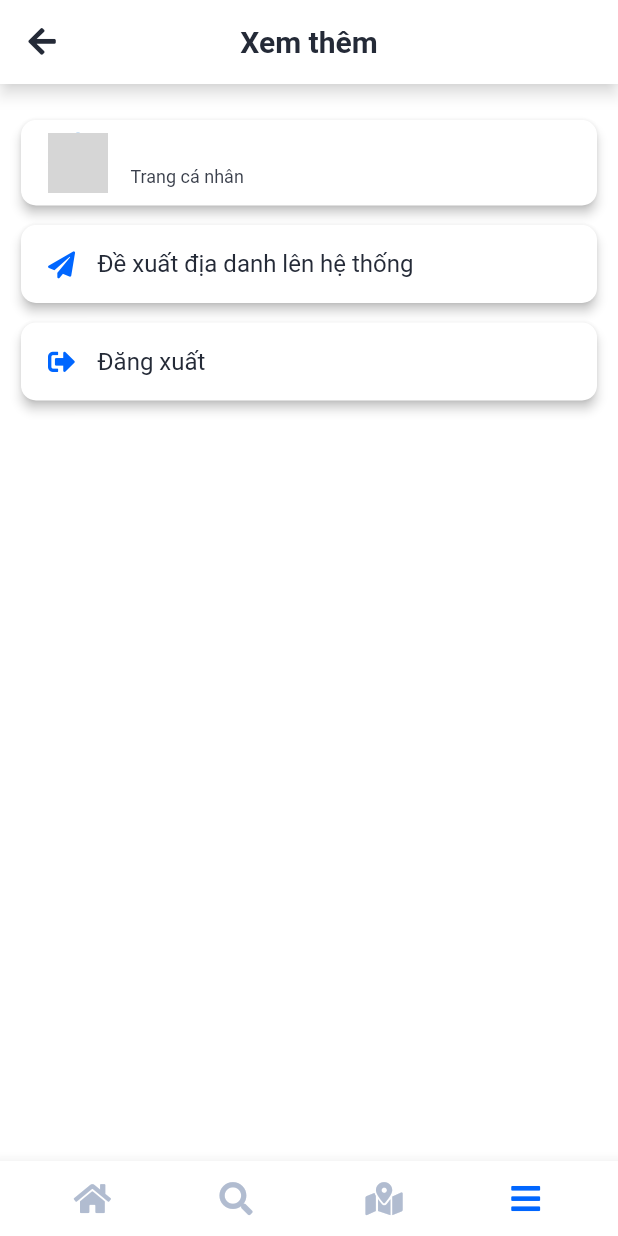
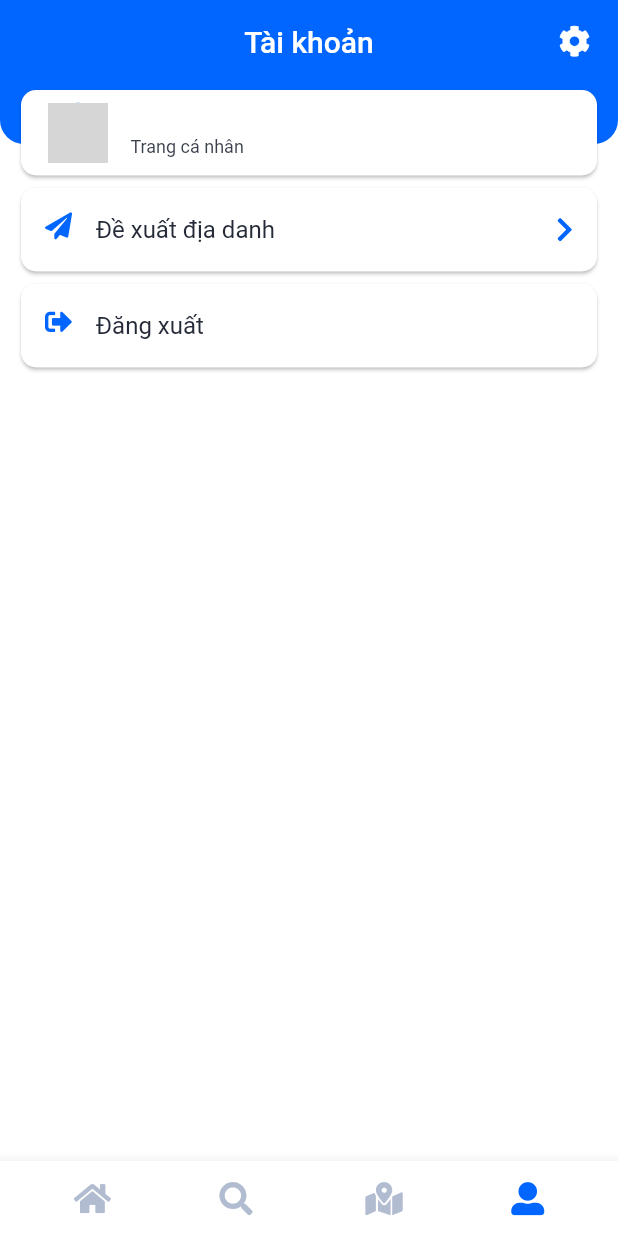
Before and after one commit to TripleT511/Travel_App, a Flutter app: the MyApp screen opened directly, item 4 of the bottom bar chosen, after a tap on "Đăng xuất", on a phone screen of 412 x 824 dp. Run offline on Flutter 3.47's test engine with Material 2 defaults, Android fonts, the phone set to English and light mode, and no system bars; our stand-ins replace carousel_slider, flutter_secure_storage, flutter_spinkit, font_awesome_flutter, image_picker, shared_preferences and 1 more; accounts and stored records are empty; network calls fail; grey boxes are pictures that could not be loaded.

Commit message:
Update UI

```diff
--- a/lib/chitiet_nhu_cau.dart
+++ b/lib/chitiet_nhu_cau.dart
@@ -219,7 +219,7 @@ class ChiTietNhuCauState extends State<ChiTietNhuCau> {
               child: Container(
                 margin: const EdgeInsets.only(left: 5),
                 width: 95,
-                child: Image.asset("images/logo-ver3.png"),
+                child: Image.asset("images/logo_02.png"),
               ),
             ),
             TextButton(
--- a/lib/create_post.dart
+++ b/lib/create_post.dart
@@ -62,7 +62,7 @@ class CreatePostState extends State<CreatePost> {
     var request = http.MultipartRequest("POST", uri);
     request.headers.addAll(headers);
     request.fields["idDiaDanh"] = diadanh.id.toString();
-    request.fields["idUser"] = idUser.toString();
+    request.fields["idUser"] = user.id.toString();
     request.fields["noiDung"] = txtNoiDung.text;
 
     var multiport =
@@ -70,7 +70,6 @@ class CreatePostState extends State<CreatePost> {
 
     request.files.add(multiport);
     var response = await request.send();
-
     if (response.statusCode == 200) {
       print("Upload success");
       Navigator.push(
--- a/lib/home_tab.dart
+++ b/lib/home_tab.dart
@@ -54,7 +54,6 @@ class HomePageState extends State<HomePage> {
     like = false;
   }
 
-  String nameUser = '';
   int idUser = 0;
   _loadUser() async {
     UserObject user = await UserProvider.getUser();
@@ -62,7 +61,6 @@ class HomePageState extends State<HomePage> {
     pres.setInt('id', user.id);
     pres.setString('hinhAnh', user.hinhAnh);
     setState(() {});
-    nameUser = 'Chào, ' + user.hoTen + '! 👋';
   }
 
   @override
@@ -104,7 +102,7 @@ class HomePageState extends State<HomePage> {
           itemCount: lstNC.length,
           scrollDirection: Axis.horizontal,
           itemBuilder: (context, index) => SizedBox(
-            width: 160,
+            width: 140,
             height: 40,
             child: GestureDetector(
               onTap: () {
@@ -117,28 +115,21 @@ class HomePageState extends State<HomePage> {
               },
               child: Container(
                 margin: const EdgeInsets.only(left: 10),
-                child: Card(
-                  elevation: 3.0,
-                  shape: BeveledRectangleBorder(
-                    borderRadius: BorderRadius.circular(7.0),
-                  ),
-                  color: Colors.white,
                 child: Container(
                   alignment: Alignment.center,
                   decoration: BoxDecoration(
-                      color: const Color(0X4D0066FF),
-                      borderRadius: BorderRadius.circular(10),
+                    color: const Color(0X33B1BCD0),
+                    borderRadius: BorderRadius.circular(25),
                   ),
                   padding: const EdgeInsets.only(
                       left: 22, top: 7, right: 22, bottom: 7),
                   child: Text(
                     lstNC[index].tenNhuCau,
                     style: const TextStyle(
-                        color: Color(0XE6242A37),
+                      color: Color(0XFFFF2D55),
                       fontFamily: 'Roboto',
-                        fontWeight: FontWeight.w700,
+                      fontWeight: FontWeight.w500,
                       fontSize: 16,
-                      ),
                     ),
                   ),
                 ),
@@ -164,10 +155,9 @@ class HomePageState extends State<HomePage> {
               onTap: () {
                 Navigator.pop(context);
               },
-              child: SizedBox(
-                height: 215,
-                child: Card(
-                  elevation: 3.0,
+              child: Stack(children: [
+                Card(
+                  elevation: 1.0,
                   color: Colors.white,
                   shape: const RoundedRectangleBorder(
                     borderRadius: BorderRadiusDirectional.only(
@@ -284,7 +274,7 @@ class HomePageState extends State<HomePage> {
                     ],
                   ),
                 ),
-              ),
+              ]),
             ),
           ),
         ),
@@ -309,7 +299,7 @@ class HomePageState extends State<HomePage> {
               child: SizedBox(
                 height: 215,
                 child: Card(
-                  elevation: 3.0,
+                  elevation: 1.0,
                   color: Colors.white,
                   shape: const RoundedRectangleBorder(
                     borderRadius: BorderRadiusDirectional.only(
@@ -454,7 +444,7 @@ class HomePageState extends State<HomePage> {
                 alignment: Alignment.center,
                 children: [
                   Card(
-                    elevation: 3.0,
+                    elevation: 1.0,
                     shape: const RoundedRectangleBorder(
                       borderRadius: BorderRadiusDirectional.all(
                         Radius.circular(16),
@@ -467,6 +457,23 @@ class HomePageState extends State<HomePage> {
                       width: double.maxFinite,
                       height: 210,
                       fit: BoxFit.cover,
+                    ),
+                  ),
+                  Positioned(
+                    top: 120,
+                    child: Container(
+                      width: 254,
+                      height: 90,
+                      decoration: const BoxDecoration(
+                          borderRadius: BorderRadiusDirectional.only(
+                              bottomEnd: Radius.circular(16),
+                              bottomStart: Radius.circular(16)),
+                          color: Color(0XFFFFFFFF),
+                          gradient: LinearGradient(
+                              colors: [Color(0X0D5E9EFF), Color(0XB30066FF)],
+                              begin: Alignment.topCenter,
+                              end: Alignment.bottomCenter,
+                              tileMode: TileMode.clamp)),
                     ),
                   ),
                   Positioned(
@@ -483,7 +490,7 @@ class HomePageState extends State<HomePage> {
                         child: FaIcon(
                           FontAwesomeIcons.solidBookmark,
                           color: Color(0XFF0066FF),
-                          size: 14,
+                          size: 13,
                         ),
                       ),
                     ),
@@ -503,6 +510,13 @@ class HomePageState extends State<HomePage> {
                               fontFamily: 'Roboto',
                               fontWeight: FontWeight.w700,
                               fontSize: 18,
+                              shadows: [
+                                Shadow(
+                                  blurRadius: 5.0,
+                                  color: Color(0XFF0066FF),
+                                  offset: Offset(1.5, 0.5),
+                                ),
+                              ],
                             ),
                           ),
                         ),
@@ -523,6 +537,13 @@ class HomePageState extends State<HomePage> {
                                   fontFamily: 'Roboto',
                                   fontWeight: FontWeight.w500,
                                   fontSize: 12,
+                                  shadows: [
+                                    Shadow(
+                                      blurRadius: 5.0,
+                                      color: Color(0XFF0066FF),
+                                      offset: Offset(1.5, 0.5),
+                                    ),
+                                  ],
                                 ),
                               ),
                             ),
@@ -793,48 +814,14 @@ class HomePageState extends State<HomePage> {
           UserObject user = snapshot.data!;
           return Scaffold(
             appBar: AppBar(
+              automaticallyImplyLeading: false,
               leading: null,
               leadingWidth: 0,
-              titleSpacing: 0,
-              elevation: 1.5,
-              backgroundColor: Colors.white,
-              title: Row(
-                mainAxisAlignment: MainAxisAlignment.spaceBetween,
-                children: [
-                  Container(
-                    margin: const EdgeInsets.only(left: 10),
-                    width: 270,
-                    child: Text(
-                      nameUser,
-                      style: const TextStyle(
-                        fontFamily: 'Roboto',
-                        fontSize: 16,
-                        fontWeight: FontWeight.bold,
-                        color: Color(0XE6242A37),
-                      ),
-                    ),
-                  ),
-                  TextButton(
-                    onPressed: () {
-                      Navigator.push(
-                          context,
-                          MaterialPageRoute(
-                              builder: (context) => PersonalPage(user: user)));
-                    },
-                    child: Container(
-                      width: 40,
-                      height: 40,
-                      margin: const EdgeInsets.only(right: 5),
-                      decoration: BoxDecoration(
-                        borderRadius: BorderRadius.circular(100),
-                        image: DecorationImage(
-                          image: NetworkImage(urlImg + user.hinhAnh),
-                          fit: BoxFit.cover,
-                        ),
-                      ),
-                    ),
-                  ),
-                ],
+              elevation: 0,
+              backgroundColor: const Color(0XFF0066FF),
+              title: Image.asset(
+                "images/logo_02.png",
+                width: 110,
               ),
             ),
             body: ListView(
--- a/lib/main.dart
+++ b/lib/main.dart
@@ -130,7 +130,7 @@ class MyAppState extends State<MyApp> with SingleTickerProviderStateMixin {
                   width: 22,
                   height: 22,
                   child: FaIcon(
-                    FontAwesomeIcons.bars,
+                    FontAwesomeIcons.userAlt,
                     color: currentTab == 3
                         ? const Color(0XFF0066FF)
                         : const Color(0XFFB1BCD0),
--- a/lib/seemore_page.dart
+++ b/lib/seemore_page.dart
@@ -7,6 +7,7 @@ import 'package:vietnam_travel_app/Providers/user_provider.dart';
 import 'package:vietnam_travel_app/Views/SplashScreen/splash_page2.dart';
 import 'package:font_awesome_flutter/font_awesome_flutter.dart';
 import 'package:vietnam_travel_app/personal_page.dart';
+import 'package:vietnam_travel_app/settings_page.dart';
 
 class SeeMorePage extends StatefulWidget {
   const SeeMorePage({Key? key}) : super(key: key);
@@ -56,40 +57,63 @@ class SeeMorePageState extends State<SeeMorePage> {
   @override
   Widget build(BuildContext context) {
     return Scaffold(
-        backgroundColor: Colors.white,
+      backgroundColor: const Color(0XFFFFFFFF),
       appBar: AppBar(
-          leading: IconButton(
+        automaticallyImplyLeading: false,
+        elevation: 0,
+        leadingWidth: 0,
+        title: const Text(
+          "Tài khoản",
+          style: TextStyle(
+            fontSize: 20,
+            fontWeight: FontWeight.w500,
+            fontFamily: 'Roboto',
+            color: Color(0XFFFFFFFF),
+          ),
+        ),
+        centerTitle: true,
+        backgroundColor: const Color(0XFF0066FF),
+        actions: [
+          Container(
+            margin: const EdgeInsets.only(right: 5),
+            child: IconButton(
               onPressed: () {
-              Navigator.pop(context);
+                Navigator.push(
+                    context,
+                    MaterialPageRoute(
+                        builder: (context) => const SettingsPage()));
               },
               icon: const FaIcon(
-              FontAwesomeIcons.arrowLeft,
-              color: Color(0XFF242A37),
+                FontAwesomeIcons.cog,
+                color: Color(0XFFFFFFFF),
                 size: 21,
               ),
             ),
-          backgroundColor: Colors.white,
-          shadowColor: Colors.white,
-          centerTitle: true,
-          title: const Text(
-            "Xem thêm",
-            style: TextStyle(
-              fontSize: 20,
-              fontWeight: FontWeight.w700,
-              fontFamily: 'Roboto',
-              color: Color(0XFF242A37),
+          )
+        ],
+      ),
+      body: Column(
+        children: [
+          Stack(
+            children: [
+              Container(
+                width: double.infinity,
+                height: 40,
+                decoration: const BoxDecoration(
+                  color: Color(0XFF0066FF),
+                  borderRadius: BorderRadius.only(
+                    bottomLeft: Radius.circular(16),
+                    bottomRight: Radius.circular(16),
                   ),
                 ),
               ),
-        body: Container(
-          margin: const EdgeInsets.only(top: 20, left: 10, right: 10),
-          child: Column(
-            children: [
-              SizedBox(
+              Container(
+                margin: const EdgeInsets.only(left: 10, right: 10),
+                child: SizedBox(
                   width: double.infinity,
                   height: 65,
                   child: Card(
-                  elevation: 3.0,
+                    elevation: 1.0,
                     shape: RoundedRectangleBorder(
                       borderRadius: BorderRadius.circular(10),
                     ),
@@ -150,38 +174,29 @@ class SeeMorePageState extends State<SeeMorePage> {
                     ),
                   ),
                 ),
-              const SizedBox(
-                height: 5,
+              )
+            ],
           ),
-              SizedBox(
-                width: double.infinity,
-                height: 60,
-                child: Card(
-                  elevation: 3.0,
+          Container(
+            margin: const EdgeInsets.only(left: 10, right: 10),
+            child: Column(
+              children: [
+                Card(
+                  elevation: 1.0,
+                  clipBehavior: Clip.antiAlias,
                   shape: RoundedRectangleBorder(
                     borderRadius: BorderRadius.circular(10),
                   ),
-                  child: SizedBox(
-                    width: 374,
-                    height: 50,
-                    child: TextButton(
-                      onPressed: () {},
-                      child: Container(
-                        padding: const EdgeInsets.only(left: 10),
-                        alignment: Alignment.centerLeft,
-                        child: Row(
-                          mainAxisAlignment: MainAxisAlignment.start,
-                          children: const [
-                            FaIcon(
+                  child: ListTile(
+                    onTap: () {},
+                    minLeadingWidth: 10,
+                    leading: const FaIcon(
                       FontAwesomeIcons.solidPaperPlane,
                       size: 18,
                       color: Color(0XFF0066FF),
                     ),
-                            SizedBox(
-                              width: 15,
-                            ),
-                            Text(
-                              "Đề xuất địa danh lên hệ thống",
+                    title: const Text(
+                      "Đề xuất địa danh",
                       style: TextStyle(
                         fontFamily: 'Roboto',
                         fontSize: 16,
@@ -189,48 +204,30 @@ class SeeMorePageState extends State<SeeMorePage> {
                         color: Color(0XFF242A37),
                       ),
                     ),
-                          ],
+                    trailing: const FaIcon(
+                      FontAwesomeIcons.chevronRight,
+                      size: 18,
+                      color: Color(0XFF0066FF),
                     ),
                   ),
                 ),
-                  ),
-                ),
-              ),
-              const SizedBox(
-                height: 5,
-              ),
-              SizedBox(
-                width: double.infinity,
-                height: 60,
-                child: Card(
-                  color: const Color(0XFFFFFFFF),
+                Card(
+                  elevation: 1.0,
                   clipBehavior: Clip.antiAlias,
                   shape: RoundedRectangleBorder(
                     borderRadius: BorderRadius.circular(10),
                   ),
-                  elevation: 3.0,
-                  child: SizedBox(
-                    width: 374,
-                    height: 50,
-                    child: TextButton(
-                      onPressed: () {
+                  child: ListTile(
+                    onTap: () {
                       _logout();
                     },
-                      child: Container(
-                        padding: const EdgeInsets.only(left: 10),
-                        alignment: Alignment.centerLeft,
-                        child: Row(
-                          mainAxisAlignment: MainAxisAlignment.start,
-                          children: const [
-                            FaIcon(
+                    minLeadingWidth: 10,
+                    leading: const FaIcon(
                       FontAwesomeIcons.signOutAlt,
                       size: 18,
                       color: Color(0XFF0066FF),
                     ),
-                            SizedBox(
-                              width: 15,
-                            ),
-                            Text(
+                    title: const Text(
                       "Đăng xuất",
                       style: TextStyle(
                         fontFamily: 'Roboto',
@@ -239,15 +236,13 @@ class SeeMorePageState extends State<SeeMorePage> {
                         color: Color(0XFF242A37),
                       ),
                     ),
-                          ],
-                        ),
-                      ),
-                    ),
-                  ),
                   ),
                 ),
               ],
             ),
-        ));
+          ),
+        ],
+      ),
+    );
   }
 }
--- a/pubspec.yaml
+++ b/pubspec.yaml
@@ -76,12 +76,10 @@ flutter:
     - images/j.jpg
     - images/z.jpg
     - images/i.jpg
-    - images/logo-small.png
     - images/map-hotel.jpg
     - images/map-hcm.jpg
     - images/slide_1.jpg
     - images/slide_2.jpg
-    - images/splash_logo.png
     - images/avatar.jpg
     - images/luutru.jpg
     - images/luutru1.jpg
@@ -95,6 +93,8 @@ flutter:
     - images/tambien.jpg
     - images/tambien1.jpg
     - images/banner-default.jpg
+    - images/logo_02.png
+    - images/logo_03.png
   #   - images/a_dot_ham.jpeg
 
   # An image asset can refer to one or more resolution-specific "variants", see
```
Also changed, not shown: lib/Views/LoginRegister/login_page.dart (+5 -5 lines), lib/Views/LoginRegister/register_page.dart (+5 -5 lines), lib/Views/SplashScreen/splash_page2.dart (+2 -21 lines), lib/changepw_page.dart (+5 -4 lines), lib/edit_info_page.dart (+6 -5 lines), lib/settings_page.dart (+34 -65 lines), images/logo-small.png (deleted), images/logo_02.png (added), images/logo_03.png (added), images/splash_logo.png (deleted). Lines whose indentation alone changed are shown as unchanged.
